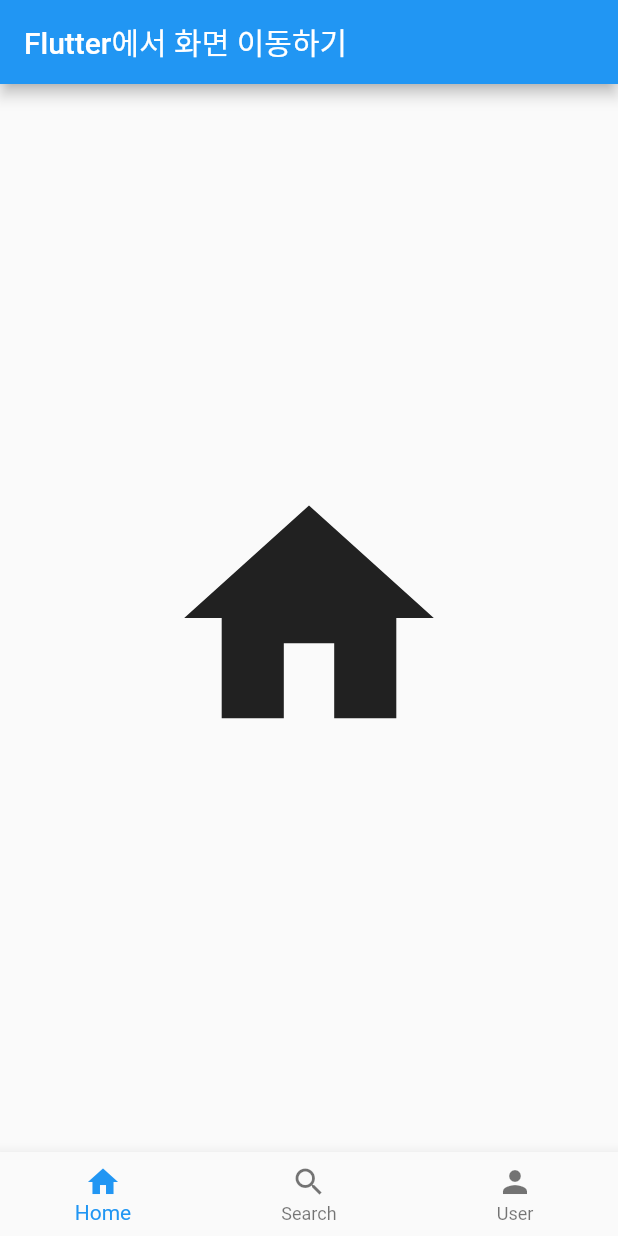
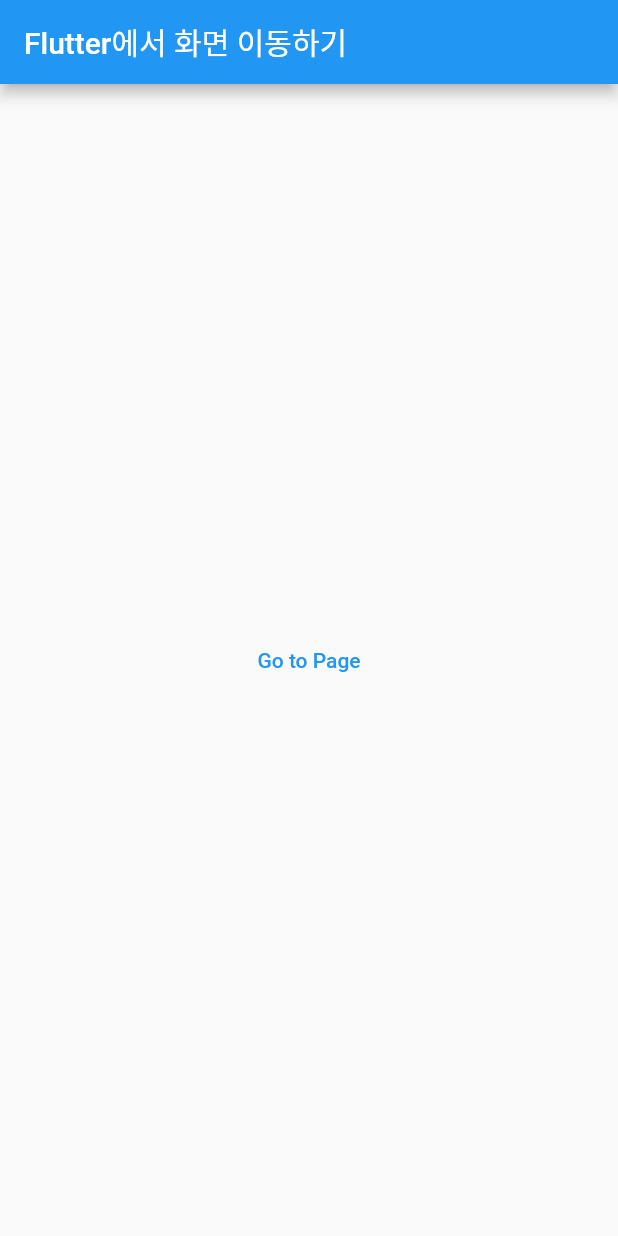
Before and after one commit to dongeranguk/flutter_example, a Flutter app: the screen it shows after launch, on a phone screen of 412 x 824 dp. Run offline on Flutter 3.47's test engine with Material 2 defaults, Android fonts, the phone set to English and light mode, and no system bars.

```diff
--- a/lib/main.dart
+++ b/lib/main.dart
@@ -1,54 +1,29 @@
 import 'package:flutter/material.dart';
+import 'package:flutter_example/screen/new_page.dart';
 
 void main() {
   runApp(MaterialApp(
-    home: HomeWidget(),
+    home: Scaffold(
+      appBar: AppBar(
+        title: const Text('Flutter에서 화면 이동하기'),
+      ),
+      body: const HomeWidget(),
+    ),
   ));
 }
 
-class HomeWidget extends StatefulWidget {
+class HomeWidget extends StatelessWidget {
   const HomeWidget({super.key});
 
   @override
-  State<HomeWidget> createState() => _HomeWidgetState();
-}
-
-class _HomeWidgetState extends State<HomeWidget> {
-  late int index;
-
-  @override
-  void initState() {
-    super.initState();
-    index = 0;
-  }
-
-  @override
   Widget build(BuildContext context) {
-    return Scaffold(
-      appBar: AppBar(title: Text('Flutter에서 화면 이동하기')),
-      body: homeBody(index),
-      bottomNavigationBar: BottomNavigationBar(
-        items: const [
-          BottomNavigationBarItem(icon: Icon(Icons.home), label: 'Home'),
-          BottomNavigationBarItem(icon: Icon(Icons.search), label: 'Search'),
-          BottomNavigationBarItem(icon: Icon(Icons.person), label: 'User')
-        ],
-        currentIndex: index,
-        onTap: (newValue) => setState(() => index = newValue),
-      ),
+    return Center(
+      child: TextButton(
+          onPressed: () => {
+                Navigator.push(context,
+                    MaterialPageRoute(builder: (context) => const NewPage()))
+              },
+          child: const Text('Go to Page')),
     );
   }
-
-  Widget homeBody(int index) {
-    switch (index) {
-      case 0:
-        return Center(child: Icon(Icons.home, size: 200));
-      case 1:
-        return Center(child: Icon(Icons.search, size: 200));
-      case 2:
-        return Center(child: Icon(Icons.person, size: 200));
-      default:
-        return Center(child: Icon(Icons.bug_report, size: 200));
-    }
-  }
 }
```
Also changed, not shown: lib/screen/new_page.dart (added, +50 -0 lines).
